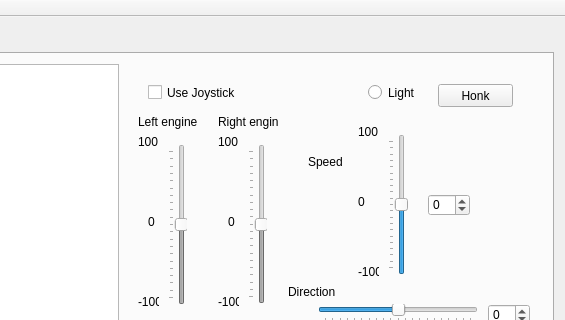
The window that mainwindow.ui (debelyoo/catamaran-ui) describes before a commit, drawn with Qt 5; both pictures show x 495 to 1060 and y 0 to 320 of the 1060 by 670 pixel window.
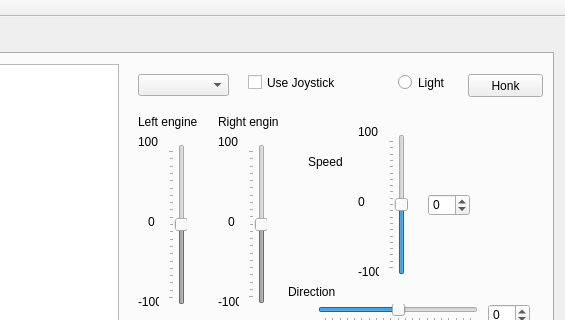
The same window after the commit. Icons and pictures are not drawn.

Commit message: add nav mode combo box, and associated actions

```diff
--- a/mainwindow.ui
+++ b/mainwindow.ui
@@ -36,8 +36,8 @@
        <widget class="QCheckBox" name="checkBox">
         <property name="geometry">
          <rect>
-          <x>630</x>
-          <y>30</y>
+          <x>730</x>
+          <y>20</y>
           <width>91</width>
           <height>17</height>
          </rect>
@@ -449,9 +449,9 @@
        <widget class="QRadioButton" name="lightBtn">
         <property name="geometry">
          <rect>
-          <x>850</x>
-          <y>30</y>
-          <width>82</width>
+          <x>880</x>
+          <y>20</y>
+          <width>51</width>
           <height>17</height>
          </rect>
         </property>
@@ -462,8 +462,8 @@
        <widget class="QPushButton" name="honkBtn">
         <property name="geometry">
          <rect>
-          <x>920</x>
-          <y>30</y>
+          <x>950</x>
+          <y>20</y>
           <width>75</width>
           <height>23</height>
          </rect>
@@ -616,6 +616,16 @@
          </property>
         </widget>
        </widget>
+       <widget class="QComboBox" name="navModeComboBox">
+        <property name="geometry">
+         <rect>
+          <x>620</x>
+          <y>20</y>
+          <width>91</width>
+          <height>22</height>
+         </rect>
+        </property>
+       </widget>
       </widget>
       <widget class="QWidget" name="tab_3">
        <attribute name="title">
```
Left out of the diff: 4 changed lines with no effect on the pictures. The commit also changes 2 other files.
